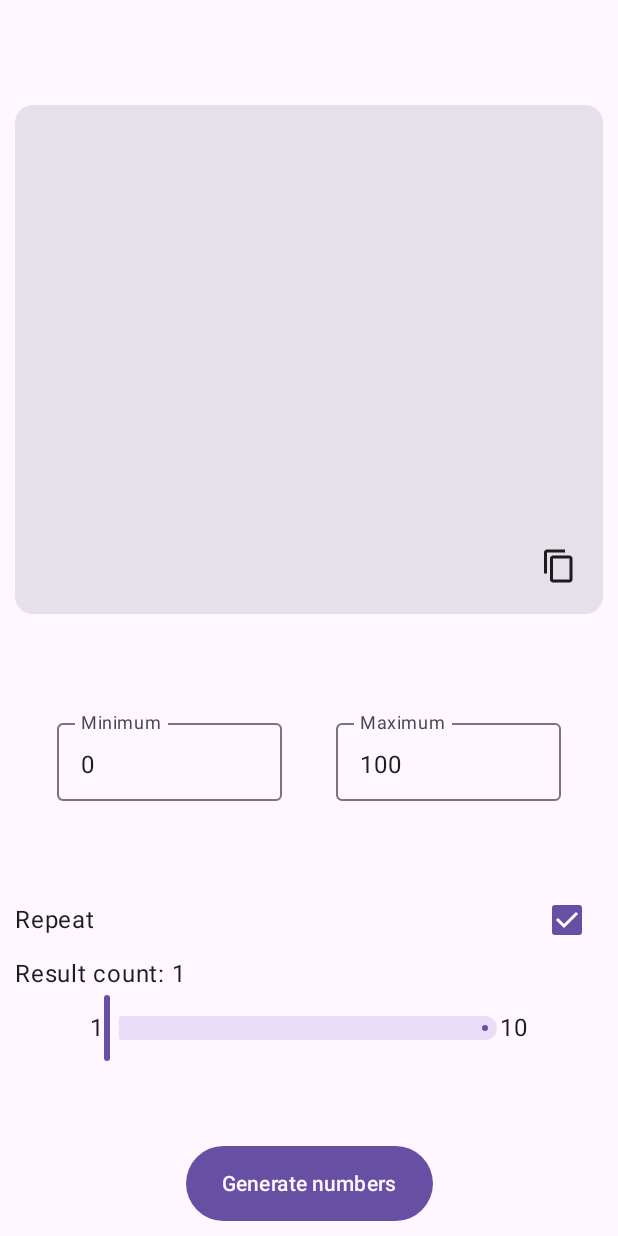
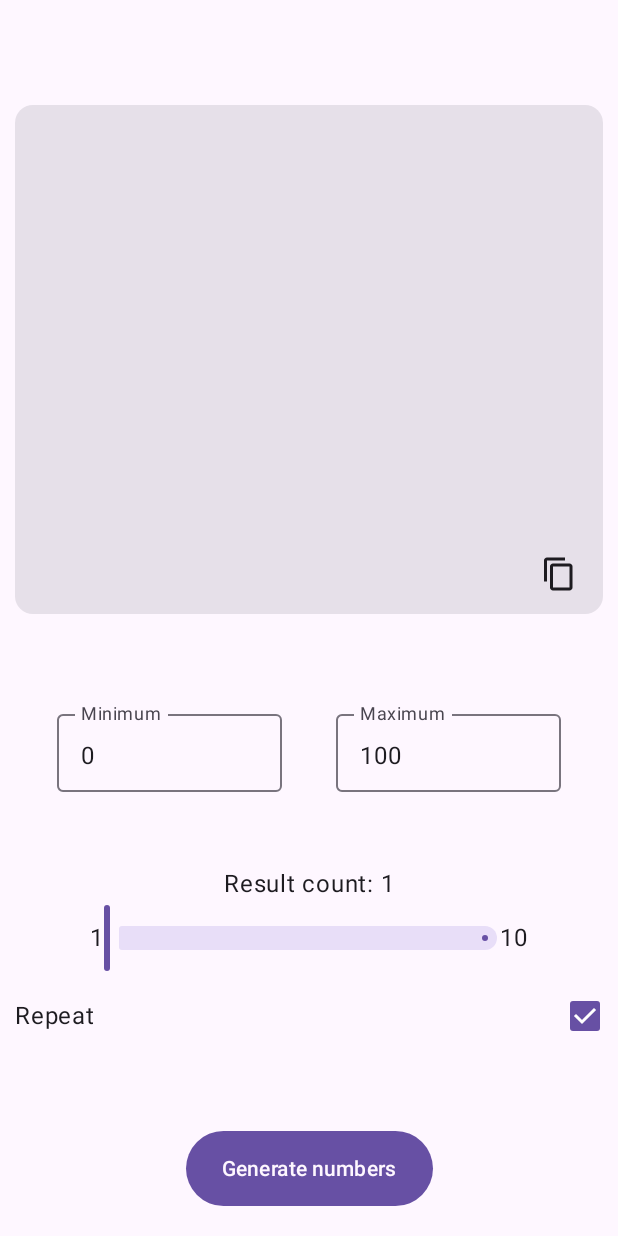
Before and after one commit to Dotingo/DrawerMaterial3, an Android app built with Jetpack Compose: the composable RandomNumber shown on its own in the app's theme, after a tap on "copy", on a phone screen of 412 x 824 dp. Run offline under Robolectric (Android 15) with nearby library versions, the phone set to English and light mode, and no system bars; our stand-ins replace Timber.

Commit message:
Optimization and bad money

```diff
--- a/app/build.gradle.kts
+++ b/app/build.gradle.kts
@@ -57,7 +57,7 @@ dependencies {
     implementation("com.google.dagger:hilt-android:2.48.1")
     implementation("androidx.hilt:hilt-navigation-compose:1.1.0")
     kapt("com.google.dagger:hilt-android-compiler:2.48.1")
-
+    implementation ("androidx.compose.material3:material3-window-size-class:1.1.0")
     implementation("androidx.room:room-ktx:2.6.0")
     kapt("androidx.room:room-compiler:2.6.0")
 
--- a/app/src/main/AndroidManifest.xml
+++ b/app/src/main/AndroidManifest.xml
@@ -16,8 +16,6 @@
         <activity
             android:name=".MainActivity"
             android:exported="true"
-            android:label="@string/app_name"
-            android:screenOrientation="portrait"
             android:theme="@style/Theme.Randomizer">
             <intent-filter>
                 <action android:name="android.intent.action.MAIN" />
--- a/app/src/main/java/com/example/randomizer/screens/RandomNumberScreen.kt
+++ b/app/src/main/java/com/example/randomizer/screens/RandomNumberScreen.kt
@@ -16,6 +16,7 @@ import androidx.compose.foundation.layout.fillMaxWidth
 import androidx.compose.foundation.layout.height
 import androidx.compose.foundation.layout.padding
 import androidx.compose.foundation.layout.width
+import androidx.compose.foundation.selection.toggleable
 import androidx.compose.foundation.text.KeyboardOptions
 import androidx.compose.material3.Button
 import androidx.compose.material3.Card
@@ -40,6 +41,7 @@ import androidx.compose.ui.Modifier
 import androidx.compose.ui.platform.LocalContext
 import androidx.compose.ui.res.painterResource
 import androidx.compose.ui.res.stringResource
+import androidx.compose.ui.semantics.Role
 import androidx.compose.ui.text.TextStyle
 import androidx.compose.ui.text.input.ImeAction
 import androidx.compose.ui.text.input.KeyboardType
@@ -52,6 +54,7 @@ import com.example.randomizer.data.DataStoreManager
 import com.example.randomizer.ui.theme.FontSizeRange
 import com.example.randomizer.data.NumRangeData
 import com.example.randomizer.R
+import kotlinx.coroutines.CoroutineScope
 import kotlinx.coroutines.launch
 import java.lang.NumberFormatException
 
@@ -59,31 +62,34 @@ import java.lang.NumberFormatException
 @Composable
 fun RandomNumber() {
     val mContext = LocalContext.current
-    var minNumState by remember { mutableStateOf("0") }
-    var maxNumState by remember { mutableStateOf("100") }
-    var checkedState by remember { mutableStateOf(true) }
-    var slideValueState by remember { mutableStateOf(1) }
     var generatedNumbers by remember { mutableStateOf<List<Int>>(emptyList()) }
-    val clipboardManager =
-        remember { mContext.getSystemService(Context.CLIPBOARD_SERVICE) as ClipboardManager }
-    val dataStoreManager = DataStoreManager(mContext)
-    val scope = rememberCoroutineScope()
 
-    LaunchedEffect(key1 = true) {
-        dataStoreManager.getRange().collect { range ->
-            minNumState = range.minValue.toString()
-            maxNumState = range.maxValue.toString()
-        }
-    }
     Column(
         modifier = Modifier
             .fillMaxSize()
             .background(MaterialTheme.colorScheme.background)
-            .padding(top = (70).dp, start = 10.dp, end = 10.dp),
+            .padding(top = 70.dp, start = 10.dp, end = 10.dp),
         horizontalAlignment = Alignment.CenterHorizontally,
         verticalArrangement = Arrangement.SpaceBetween,
 
         ) {
+        ResultSection(generatedNumbers, mContext)
+        ToolsSection(
+            mContext,
+            onGeneratedNumbersChange = { newNumbers ->
+                generatedNumbers = newNumbers
+            }
+        )
+    }
+}
+
+@Composable
+private fun ResultSection(
+    generatedNumbers: List<Int>,
+    mContext: Context
+) {
+    val clipboardManager =
+        remember { mContext.getSystemService(Context.CLIPBOARD_SERVICE) as ClipboardManager }
     Card(
         modifier = Modifier
             .fillMaxWidth()
@@ -118,16 +124,18 @@ fun RandomNumber() {
         Row(
             modifier = Modifier
                 .fillMaxWidth()
-                    .padding(end = 5.dp, bottom = 15.dp),
+                .padding(end = 5.dp),
             horizontalArrangement = Arrangement.End
         ) {
             IconButton(onClick = {
+                if (generatedNumbers.isNotEmpty()) {
                     val clipData = ClipData.newPlainText(
                         "GeneratedNumbers",
                         generatedNumbers.joinToString(", ")
                     )
                     clipboardManager.setPrimaryClip(clipData)
                     Toast.makeText(mContext, R.string.copied_text, Toast.LENGTH_SHORT).show()
+                }
             }) {
                 Icon(
                     painter = painterResource(R.drawable.ic_copy),
@@ -137,6 +145,25 @@ fun RandomNumber() {
 
         }
 
+    }
+}
+
+@Composable
+private fun ToolsSection(
+    mContext: Context,
+    onGeneratedNumbersChange: (List<Int>) -> Unit
+) {
+    val dataStoreManager = DataStoreManager(mContext)
+    val scope = rememberCoroutineScope()
+    val (checkedState, onStateChange) = remember { mutableStateOf(true) }
+    var minNumState by remember { mutableStateOf("0") }
+    var maxNumState by remember { mutableStateOf("100") }
+    var slideValueState by remember { mutableStateOf(1) }
+    LaunchedEffect(key1 = true) {
+        dataStoreManager.getRange().collect { range ->
+            minNumState = range.minValue.toString()
+            maxNumState = range.maxValue.toString()
+        }
     }
     Row(
         modifier = Modifier
@@ -177,28 +204,10 @@ fun RandomNumber() {
     }
     Column {
         Row(
-            modifier = Modifier
-                .fillMaxWidth()
-                .clickable {
-                    checkedState = !checkedState
-                },
-            verticalAlignment = Alignment.CenterVertically,
-            horizontalArrangement = Arrangement.SpaceBetween
+            modifier = Modifier.fillMaxWidth(),
+            horizontalArrangement = Arrangement.Center
         ) {
-            Text(text = stringResource(id = R.string.repeat_values))
-            Checkbox(checked = checkedState, onCheckedChange = { isChecked ->
-                checkedState = isChecked
-            })
-
-
-        }
-
-
-        Row(
-            modifier = Modifier.fillMaxWidth(),
-            horizontalArrangement = Arrangement.Start
-        ) {
-            Text(text = stringResource(id = R.string.result_count) +": $slideValueState" )
+            Text(text = stringResource(id = R.string.result_count) + ": $slideValueState")
         }
         Row(
             modifier = Modifier
@@ -221,11 +230,28 @@ fun RandomNumber() {
             Text(text = "10")
 
         }
+        Row(
+            modifier = Modifier
+                .fillMaxWidth()
+                .height(56.dp)
+                .toggleable(
+                    value = checkedState,
+                    onValueChange = { onStateChange(!checkedState) },
+                    role = Role.Checkbox
+                ),
+            verticalAlignment = Alignment.CenterVertically,
+            horizontalArrangement = Arrangement.SpaceBetween
+        ) {
+            Text(text = stringResource(id = R.string.repeat_values))
+            Checkbox(checked = checkedState, onCheckedChange = null)
+
+
+        }
     }
 
     Button(
         modifier = Modifier
-                .padding(bottom = 10.dp)
+            .padding(bottom = 20.dp)
             .height(50.dp),
         onClick = {
             try {
@@ -248,9 +274,13 @@ fun RandomNumber() {
                         checkedState
                     )
                     if (randomNumbers != null) {
-                            generatedNumbers = randomNumbers
+                        onGeneratedNumbersChange(randomNumbers)
                     } else {
-                            Toast.makeText(mContext, R.string.cannot_generate_unique, Toast.LENGTH_SHORT).show()
+                        Toast.makeText(
+                            mContext,
+                            R.string.cannot_generate_unique,
+                            Toast.LENGTH_SHORT
+                        ).show()
 
                     }
                 } else {
@@ -262,18 +292,17 @@ fun RandomNumber() {
 
 
         }) {
-            Text(text = stringResource(id = R.string.generate_num), color = MaterialTheme.colorScheme.surface)
+        Text(
+            text = stringResource(id = R.string.generate_num),
+            color = MaterialTheme.colorScheme.surface
+        )
     }
-
-    }
-
 }
 
 fun generateUniqueRandomNumbers(min: Int, max: Int, count: Int, allowRepeats: Boolean): List<Int>? {
     if (!allowRepeats && (max - min + 1) < count) {
         return null
     }
-
     val randomNumbers = mutableListOf<Int>()
     val generatedSet = mutableSetOf<Int>()
 
@@ -284,6 +313,5 @@ fun generateUniqueRandomNumbers(min: Int, max: Int, count: Int, allowRepeats: Bo
             generatedSet.add(randomNum)
         }
     }
-
     return randomNumbers
 }
--- a/app/src/main/res/drawable/ic_abc.xml
+++ /dev/null
@@ -1,5 +0,0 @@
-<vector android:height="30dp" android:tint="#FFFFFF"
-    android:viewportHeight="24" android:viewportWidth="24"
-    android:width="30dp" xmlns:android="http://schemas.android.com/apk/res/android">
-    <path android:fillColor="@android:color/white" android:pathData="M21,11h-1.5v-0.5h-2v3h2V13H21v1c0,0.55 -0.45,1 -1,1h-3c-0.55,0 -1,-0.45 -1,-1v-4c0,-0.55 0.45,-1 1,-1h3c0.55,0 1,0.45 1,1V11zM8,10v5H6.5v-1.5h-2V15H3v-5c0,-0.55 0.45,-1 1,-1h3C7.55,9 8,9.45 8,10zM6.5,10.5h-2V12h2V10.5zM13.5,12c0.55,0 1,0.45 1,1v1c0,0.55 -0.45,1 -1,1h-4V9h4c0.55,0 1,0.45 1,1v1C14.5,11.55 14.05,12 13.5,12zM11,10.5v0.75h2V10.5H11zM13,12.75h-2v0.75h2V12.75z"/>
-</vector>
--- a/app/src/main/res/values/strings.xml
+++ b/app/src/main/res/values/strings.xml
@@ -2,7 +2,7 @@
     <string name="app_name">Randomizer</string>
     <string name="number_rand">Numbers</string>
     <string name="name_rand">Names</string>
-    <string name="word_rand">Words</string>
+    <string name="coin_rand">Coin</string>
     <string name="copied_text">Text copied to clipboard</string>
     <string name="min_num">Minimum</string>
     <string name="max_num">Maximum</string>
@@ -16,4 +16,5 @@
     <string name="name_gender">Gender</string>
     <string name="name_regions">Region</string>
     <string name="generate_names">Generate names</string>
+    <string name="toss_a_coin">Toss a coin</string>
 </resources>
--- a/build.gradle.kts
+++ b/build.gradle.kts
@@ -1,6 +1,6 @@
 // Top-level build file where you can add configuration options common to all sub-projects/modules.
 plugins {
-    id("com.android.application") version "8.1.2" apply false
+    id("com.android.application") version "8.1.4" apply false
     id("org.jetbrains.kotlin.android") version "1.8.10" apply false
     id("com.google.devtools.ksp") version "1.8.10-1.0.9" apply false
     id("com.google.dagger.hilt.android") version "2.48.1" apply false
```
Also changed, not shown: app/src/main/java/com/example/randomizer/screens/RandomCoinScreen.kt (added, +129 -0 lines), app/src/main/java/com/example/randomizer/screens/RandomLettersScreen.kt (deleted, +0 -107 lines), app/src/main/java/com/example/randomizer/screens/RandomNameScreen.kt (+57 -32 lines), app/src/main/java/com/example/randomizer/ui/theme/Dimens.kt (added, +71 -0 lines), app/src/main/java/com/example/randomizer/utils/Drawer.kt (+17 -13 lines), app/src/main/res/drawable/coin_head.png (added), app/src/main/res/drawable/coin_tail.png (added), 1 other file. Lines whose indentation alone changed are shown as unchanged.
